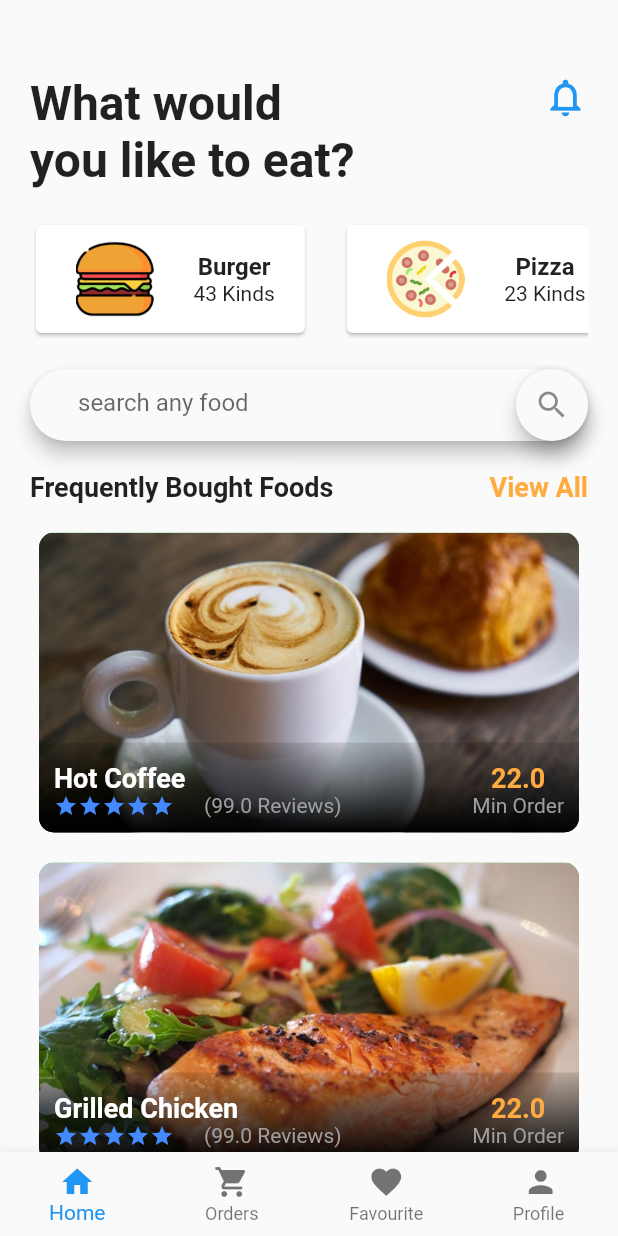
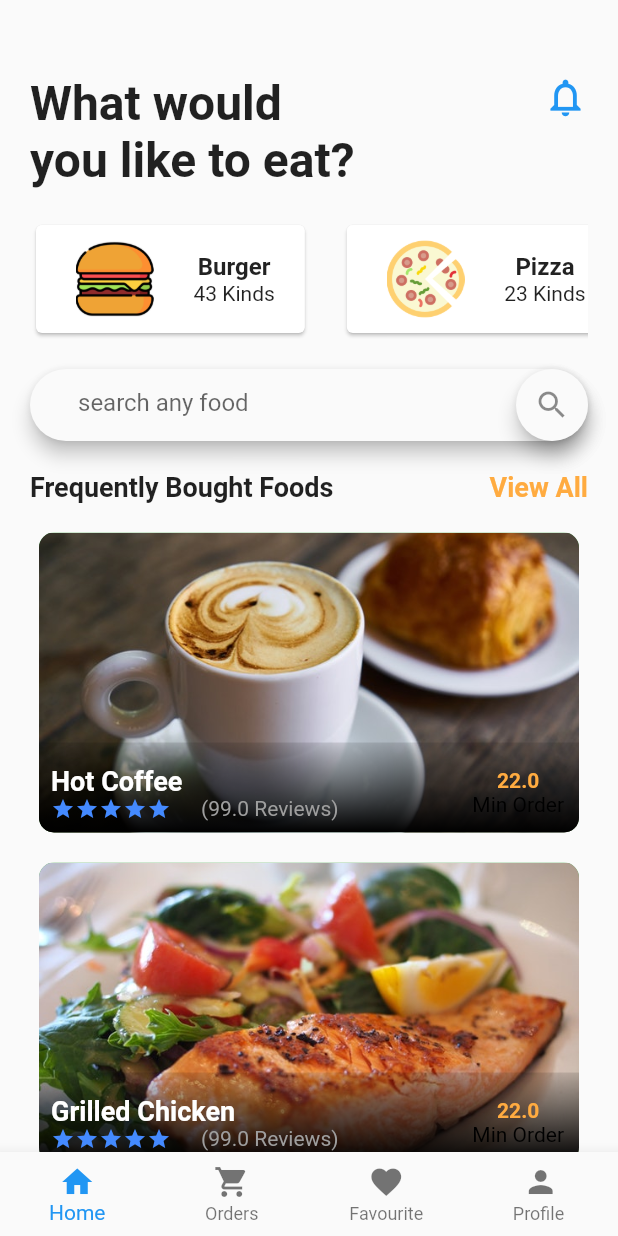
Before and after one commit to jeaolu/food_delivery, a Flutter app: the screen it shows after launch, on a phone screen of 412 x 824 dp. Run offline on Flutter 3.47's test engine with Material 2 defaults, Android fonts, the phone set to English and light mode, and no system bars.

Commit message:
Update bought_foods.dart

```diff
--- a/food_delivery-master/lib/src/widgets/bought_foods.dart
+++ b/food_delivery-master/lib/src/widgets/bought_foods.dart
@@ -44,8 +44,8 @@ class _BoughtFoodsState extends State<BoughtFoods> {
             ),
           ),
           Positioned(
-            bottom: 10.0,
-            left: 10.0,
+            bottom: 8.0,
+            left: 8.0,
             right: 10.0,
             child: Row(
               mainAxisAlignment: MainAxisAlignment.spaceBetween  ,
@@ -99,9 +99,9 @@ class _BoughtFoodsState extends State<BoughtFoods> {
                 Column(
                   children: [
                     Text("${widget.price}",
-                      style: TextStyle(color: Colors.orangeAccent, fontSize: 18.0,fontWeight: FontWeight.bold)),
+                      style: TextStyle(color: Colors.orangeAccent, fontSize: 14.0,fontWeight: FontWeight.bold)),
                     Text("Min Order",
-                      style: TextStyle(color: Colors.grey)),
+                      style: TextStyle(color: Colors.black)),
                   ],
                 )
               ],
```
